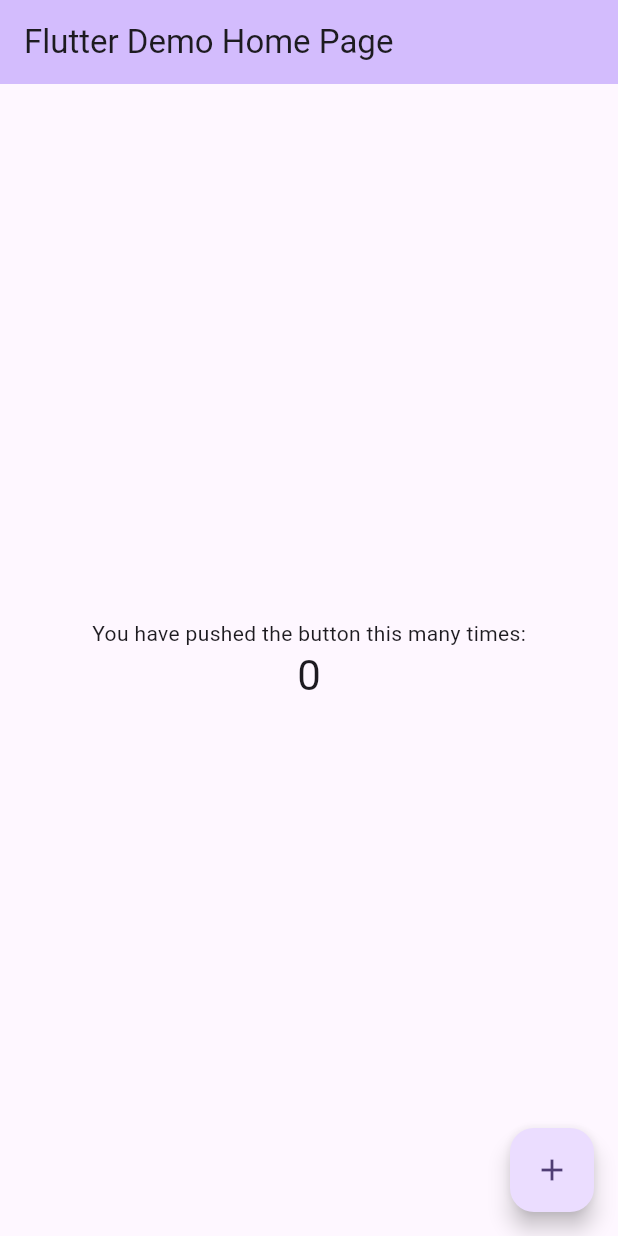
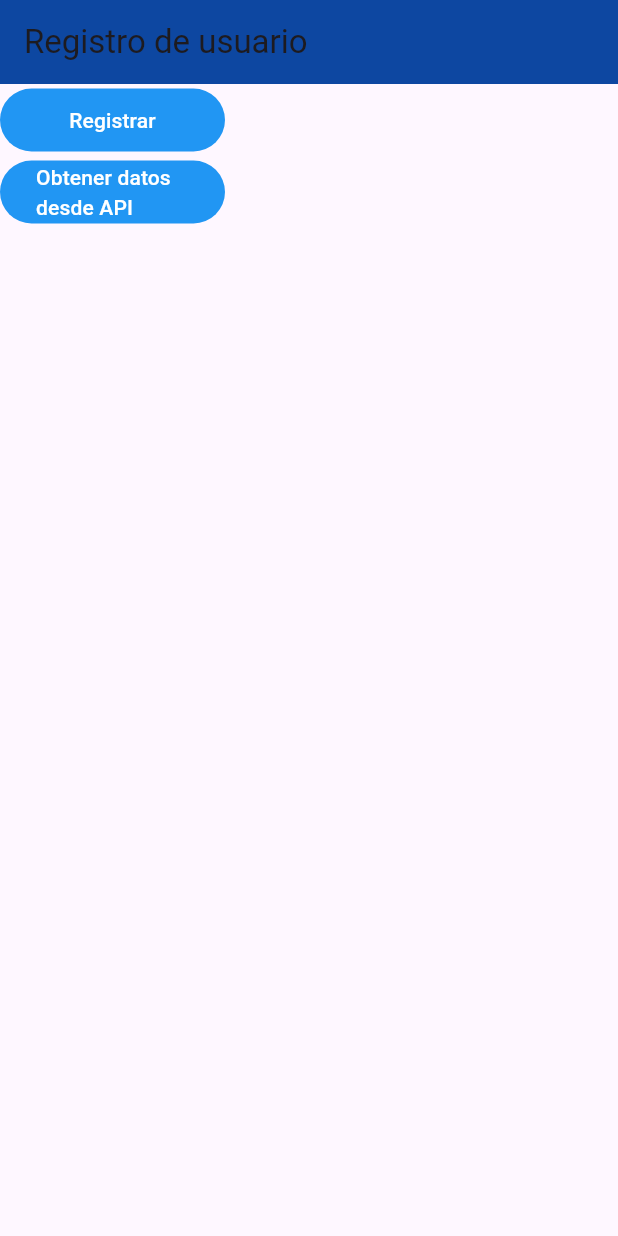
Before and after one commit to NikZxZ02/prueba_desis, a Flutter app: the screen it shows after launch, on a phone screen of 412 x 824 dp. Run offline on Flutter 3.47's test engine with Material 3 defaults, Android fonts, the phone set to English and light mode, and no system bars.

Commit message:
Se estructura el proyecto

```diff
--- a/lib/main.dart
+++ b/lib/main.dart
@@ -1,4 +1,5 @@
 import 'package:flutter/material.dart';
+import 'package:prueba_desis/views/register/register_screen.dart';
 
 void main() {
   runApp(const MyApp());
@@ -31,7 +32,7 @@
         colorScheme: ColorScheme.fromSeed(seedColor: Colors.deepPurple),
         useMaterial3: true,
       ),
-      home: const MyHomePage(title: 'Flutter Demo Home Page'),
+      home: const RegisterScreen(),
     );
   }
 }
--- /dev/null
+++ b/lib/models/user.dart
@@ -0,0 +1 @@
+class User {}
--- /dev/null
+++ b/lib/services/user_service.dart
@@ -0,0 +1 @@
+class UserService {}
--- /dev/null
+++ b/lib/views/register/register_screen.dart
@@ -0,0 +1,28 @@
+import 'package:flutter/material.dart';
+import 'package:prueba_desis/widgets/custom_button.dart';
+
+class RegisterScreen extends StatefulWidget {
+  const RegisterScreen({super.key});
+
+  @override
+  State<RegisterScreen> createState() => RegisterScreenState();
+}
+
+class RegisterScreenState extends State<RegisterScreen> {
+  @override
+  Widget build(BuildContext context) {
+    return Scaffold(
+      appBar: AppBar(
+        title: const Text("Registro de usuario"),
+        backgroundColor: Colors.blue[900],
+      ),
+      body: Column(
+        children: [
+          CustomButton(onPress: () {}, label: "Registrar", width: 150),
+          CustomButton(
+              onPress: () {}, label: "Obtener datos desde API", width: 150),
+        ],
+      ),
+    );
+  }
+}
--- /dev/null
+++ b/lib/views/register/widgets/data_table.dart
@@ -0,0 +1,15 @@
+import 'package:flutter/material.dart';
+
+class DataTable extends StatefulWidget {
+  const DataTable({super.key});
+
+  @override
+  State<DataTable> createState() => _DataTableState();
+}
+
+class _DataTableState extends State<DataTable> {
+  @override
+  Widget build(BuildContext context) {
+    return Container();
+  }
+}
--- /dev/null
+++ b/lib/widgets/custom_button.dart
@@ -0,0 +1,77 @@
+import 'package:flutter/material.dart';
+
+class CustomButton extends StatelessWidget {
+  final void Function() onPress;
+  final String label;
+  final double height;
+  final double width;
+  final Color color;
+  final Color textColor;
+  final IconData? icon;
+  final bool isDisabled;
+  final int? textSize;
+  final Alignment alignment;
+  final bool isLoading;
+
+  const CustomButton(
+      {super.key,
+      required this.onPress,
+      required this.label,
+      this.height = 42,
+      required this.width,
+      this.color = Colors.blue,
+      this.textColor = Colors.white,
+      this.icon,
+      this.isDisabled = false,
+      this.textSize = 14,
+      this.alignment = Alignment.centerLeft,
+      this.isLoading = false});
+
+  @override
+  Widget build(BuildContext context) {
+    if (icon == null) {
+      return ElevatedButton(
+        style: ButtonStyle(
+            elevation: MaterialStateProperty.all<double>(0.0),
+            backgroundColor: MaterialStateProperty.all<Color>(
+                !isDisabled ? color : Colors.grey.withOpacity(0.8)),
+            fixedSize: MaterialStatePropertyAll(Size(width, height))),
+        onPressed: () => isDisabled || isLoading ? null : onPress(),
+        child: isLoading
+            ? const SizedBox(
+                width: 16,
+                height: 16,
+                child: CircularProgressIndicator(
+                  strokeWidth: 1.5,
+                  color: Colors.white,
+                ),
+              )
+            : Text(
+                label,
+                style:
+                    TextStyle(color: textColor, fontSize: textSize!.toDouble()),
+              ),
+      );
+    }
+
+    return ElevatedButton.icon(
+      style: ButtonStyle(
+          backgroundColor: MaterialStateProperty.all<Color>(
+              !isDisabled ? color : Colors.grey),
+          fixedSize: MaterialStatePropertyAll(
+            Size(width, height),
+          ),
+          alignment: alignment),
+      onPressed: () => isDisabled ? null : onPress(),
+      icon: Icon(
+        icon,
+        color: textColor,
+        size: 20,
+      ),
+      label: Text(
+        label,
+        style: TextStyle(color: textColor, fontSize: textSize!.toDouble()),
+      ),
+    );
+  }
+}
```
Also changed, not shown: lib/db/database.dart (added).
